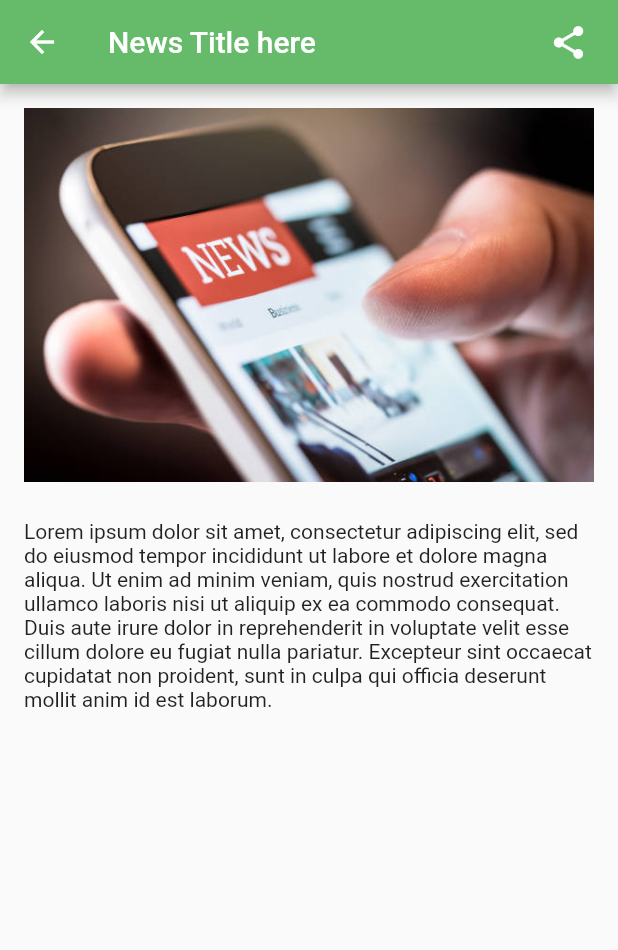
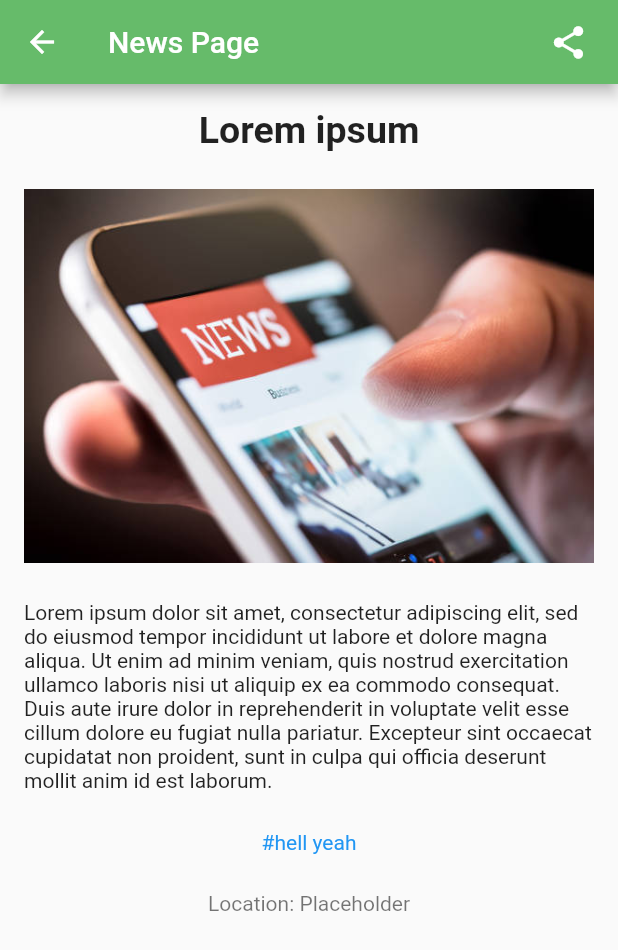
Before and after one commit to JeremiasBulanadi/NEWS-Appdate, a Flutter app: the HomePage screen opened directly, item 3 of the bottom bar chosen, after a tap on "View", on a phone screen of 412 x 824 dp. Shown: the top 950 px of the screen. Run offline on Flutter 3.47's test engine with Material 2 defaults, Android fonts, the phone set to English and light mode, and no system bars; our stand-ins replace geocoding, geolocator, google_maps_flutter, location, material_floating_search_bar; network calls fail.

Commit message:
Added the drawer for user's account

```diff
--- a/lib/main.dart
+++ b/lib/main.dart
@@ -83,6 +83,41 @@
       ),
       backgroundColor: Colors.white,
       body: _pageOptions[selectedPage],
+      drawer: Drawer(
+        child: ListView(
+          children: [
+            UserAccountsDrawerHeader(accountName: Text('Placeholder'),
+            accountEmail: Text('@Placeholder'),
+            decoration: BoxDecoration(
+              color: Colors.green[300]
+              ),
+            currentAccountPicture: CircleAvatar(
+             backgroundImage: AssetImage('lib/assets/placeholder.jpg'),
+              ),
+            ),
+            ListTile(
+              leading: Icon(Icons.save),
+              title: Text('Saved news'),
+              onTap: (){},
+            ),
+            ListTile(
+              leading: Icon(Icons.public),
+              title: Text('Global Hashtag'),
+              onTap: (){},
+            ),
+            ListTile(
+              leading: Icon(Icons.star),
+              title: Text('Personal Hashtag'),
+              onTap: (){},
+            ),
+            ListTile(
+              leading: Icon(Icons.logout),
+              title: Text('Logout'),
+              onTap: (){},
+            )
+          ],
+        ),
+      ),
       bottomNavigationBar: BottomNavigationBar(
         items: [
           BottomNavigationBarItem(
--- a/lib/pages/news.dart
+++ b/lib/pages/news.dart
@@ -20,11 +20,6 @@
       ],
     ),
   );
-
-  Widget searchBar() => SearchWidget(
-    text: ,
-    onChanged: ,
-    hintText: 'Search News');
 
   Widget firstCard() => Card(
        clipBehavior: Clip.antiAlias,
--- a/lib/pages/newsPage.dart
+++ b/lib/pages/newsPage.dart
@@ -12,7 +12,7 @@
   Widget build(BuildContext context) {
     return Scaffold(
       appBar: AppBar(
-        title: Text('News Title here'),
+        title: Text('News Page'),
         backgroundColor: Colors.green[400],
         leading: IconButton(icon: Icon(Icons.arrow_back),
         onPressed: () => Navigator.of(context).pop(),),
@@ -33,9 +33,15 @@
         padding: EdgeInsets.all(16),
         child: Column(
           children: [
-            Image.asset('lib/assets/placeholder.jpg'),
-            SizedBox(height: 25,),
-            Text('Lorem ipsum dolor sit amet, consectetur adipiscing elit, sed do eiusmod tempor incididunt ut labore et dolore magna aliqua. Ut enim ad minim veniam, quis nostrud exercitation ullamco laboris nisi ut aliquip ex ea commodo consequat. Duis aute irure dolor in reprehenderit in voluptate velit esse cillum dolore eu fugiat nulla pariatur. Excepteur sint occaecat cupidatat non proident, sunt in culpa qui officia deserunt mollit anim id est laborum.')
+            Padding(padding: EdgeInsets.only(bottom: 25),
+            child: Text('Lorem ipsum', style: TextStyle(fontSize: 25, fontWeight: FontWeight.bold),),),
+            Padding(padding: EdgeInsets.only(bottom: 25),
+            child: Image.asset('lib/assets/placeholder.jpg'),),
+            Padding(padding: EdgeInsets.only(bottom: 25),
+            child: Text('Lorem ipsum dolor sit amet, consectetur adipiscing elit, sed do eiusmod tempor incididunt ut labore et dolore magna aliqua. Ut enim ad minim veniam, quis nostrud exercitation ullamco laboris nisi ut aliquip ex ea commodo consequat. Duis aute irure dolor in reprehenderit in voluptate velit esse cillum dolore eu fugiat nulla pariatur. Excepteur sint occaecat cupidatat non proident, sunt in culpa qui officia deserunt mollit anim id est laborum.')),
+            Padding(padding: EdgeInsets.only(bottom: 25),
+            child: Text('#hell yeah', style: TextStyle(color: Colors.blue),),),
+            Text('Location: Placeholder', style: TextStyle(color: Colors.black54),)
          ],
       ),),
     );
```
